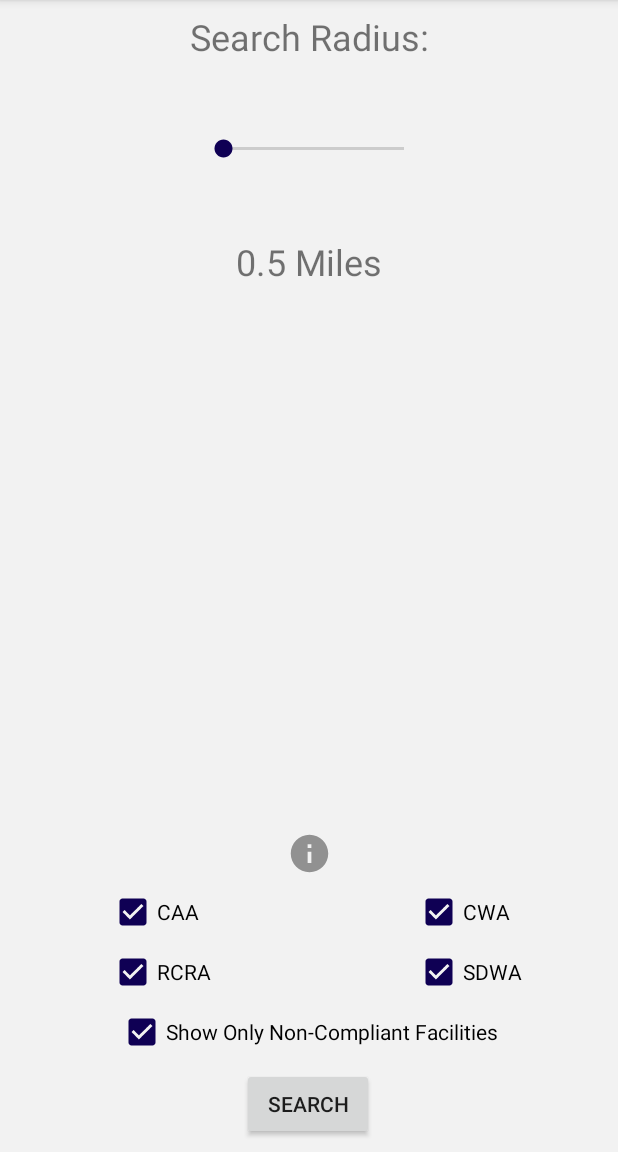
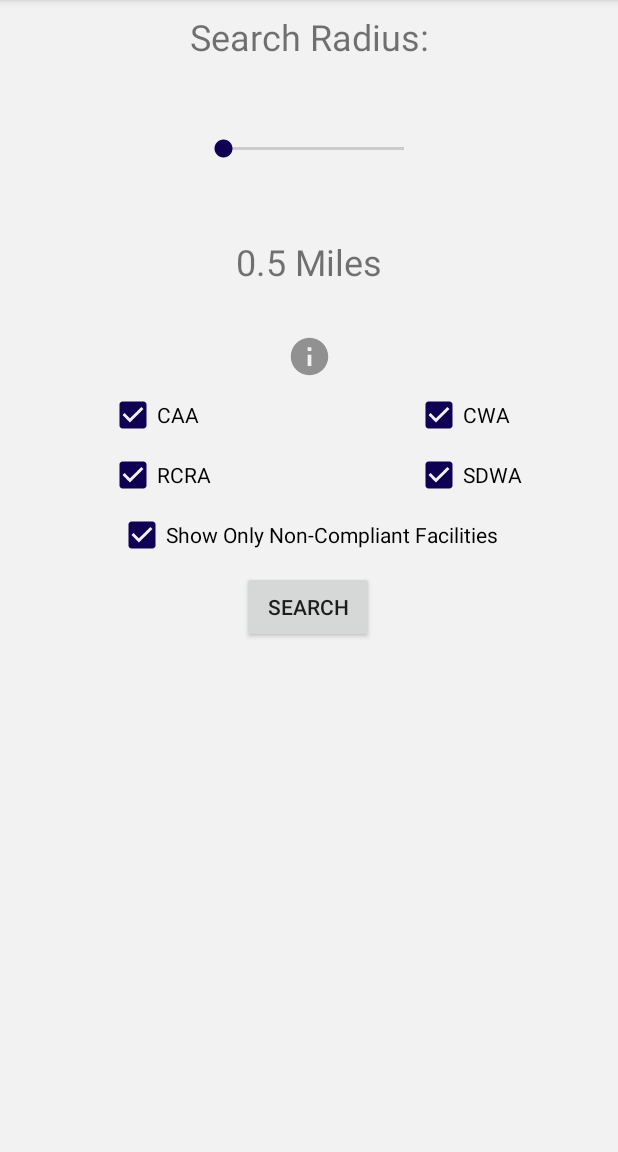
Before and after one commit to aalcorn/Envirosearch, an Android app: the screen it shows after launch (selectActivity), on a phone screen of 412 x 824 dp, the part 84-1236 px from its top. Run offline under Robolectric (Android 15) with nearby library versions, the phone set to English and light mode, and no system bars; our stand-ins replace AdMob; pictures from the network do not load.

Commit message:
Added sound on icon clicks, further improved facility info table design

```diff
--- a/app/src/main/java/com/example/envirosearch/selectActivity.java
+++ b/app/src/main/java/com/example/envirosearch/selectActivity.java
@@ -6,6 +6,9 @@ import android.app.AlertDialog;
 import android.content.DialogInterface;
 import android.content.Intent;
 import android.content.SharedPreferences;
+import android.media.AudioManager;
+import android.media.MediaPlayer;
+import android.media.SoundPool;
 import android.os.Bundle;
 import android.support.v4.app.ActivityCompat;
 import android.support.v7.app.AppCompatActivity;
@@ -35,11 +38,12 @@ public class selectActivity extends AppCompatActivity {
     private CheckBox CWABox;
     private CheckBox RCRABox;
     private CheckBox SDWABox;
-    private AdView adView;
     private double radius = 0.5;
 
     private InterstitialAd mInterstitialAd;
 
+    private SoundPool soundPool;
+    private int popSound;
 
     @Override
     protected void onCreate(Bundle savedInstanceState) {
@@ -52,7 +56,12 @@ public class selectActivity extends AppCompatActivity {
         setSupportActionBar(toolbar);
         requestPermission();
 
+        //initialize sound
+        soundPool = new SoundPool(6,AudioManager.STREAM_MUSIC,0);
 
+        popSound = soundPool.load(this, R.raw.pop,1);
+
+        //get shared preferences - used to see if the user has acknowledged the info is public
         SharedPreferences prefs = getSharedPreferences("prefs", MODE_PRIVATE);
         boolean firstStart = prefs.getBoolean("firstStart", true);
 
@@ -61,6 +70,7 @@ public class selectActivity extends AppCompatActivity {
         }
 
 
+        //initialize adds
         AdView adView = findViewById(R.id.selectAdView);
 
         MobileAds.initialize(this, "ca-app-pub-1127915110935547~5457208872");
@@ -83,13 +93,16 @@ public class selectActivity extends AppCompatActivity {
         RCRABox = findViewById(R.id.RCRABox);
         SDWABox = findViewById(R.id.SDWABox);
 
+        //shows additional info about EPA statutes
         questButton.setOnClickListener(new View.OnClickListener() {
             @Override
             public void onClick(View v) {
+                soundPool.play(popSound,1,1,0,0,1);
                 showMoreInfo();
             }
         });
 
+        //sends parameters to next activity, starts that activity and loads an advertisement while the map is searching
         searchButton.setOnClickListener(new View.OnClickListener() {
             @Override
             public void onClick(View v) {
@@ -116,6 +129,7 @@ public class selectActivity extends AppCompatActivity {
             }
         });
 
+        //updates the textview below the seekbar
         seekBar.setOnSeekBarChangeListener(new SeekBar.OnSeekBarChangeListener() {
             @Override
             public void onProgressChanged(SeekBar seekBar, int progress, boolean fromUser) {
@@ -143,10 +157,12 @@ public class selectActivity extends AppCompatActivity {
 
     }
 
+    //requests permission to use location
     private void requestPermission(){
         ActivityCompat.requestPermissions(this,new String[]{ACCESS_FINE_LOCATION},1);
     }
 
+    //Appears only when the app is first run, or if the user does not acknowledge the info. If that is the case, closes the app
     private void firstStartDia() {
         new AlertDialog.Builder(selectActivity.this)
                 .setTitle("")
@@ -170,6 +186,7 @@ public class selectActivity extends AppCompatActivity {
                 }).create().show();
     }
 
+    //creates an alertdialog that tells the user the information is obtained publicly
     private void showMoreInfo() {
         new AlertDialog.Builder(selectActivity.this)
                 .setTitle("More Info:")
@@ -181,4 +198,11 @@ public class selectActivity extends AppCompatActivity {
                     }
                 }).show();
     }
+
+    @Override
+    protected void onDestroy() {
+        super.onDestroy();
+        soundPool.release();
+        soundPool = null;
+    }
 }
--- a/app/src/main/res/layout/content_select.xml
+++ b/app/src/main/res/layout/content_select.xml
@@ -51,12 +51,12 @@
         android:layout_height="wrap_content"
         android:layout_marginStart="8dp"
         android:layout_marginLeft="8dp"
-        android:layout_marginBottom="8dp"
+        android:layout_marginTop="8dp"
         android:text="Search"
-        app:layout_constraintBottom_toTopOf="@+id/selectAdView"
         app:layout_constraintEnd_toEndOf="parent"
         app:layout_constraintHorizontal_bias="0.485"
-        app:layout_constraintStart_toStartOf="parent" />
+        app:layout_constraintStart_toStartOf="parent"
+        app:layout_constraintTop_toBottomOf="@+id/checkBox" />
 
     <CheckBox
         android:id="@+id/checkBox"
@@ -64,15 +64,15 @@
         android:layout_height="wrap_content"
         android:layout_marginStart="8dp"
         android:layout_marginLeft="8dp"
+        android:layout_marginTop="8dp"
         android:layout_marginEnd="8dp"
         android:layout_marginRight="8dp"
-        android:layout_marginBottom="8dp"
         android:checked="true"
         android:text="Show Only Non-Compliant Facilities"
-        app:layout_constraintBottom_toTopOf="@+id/searchButton"
         app:layout_constraintEnd_toEndOf="parent"
         app:layout_constraintHorizontal_bias="0.496"
-        app:layout_constraintStart_toStartOf="parent" />
+        app:layout_constraintStart_toStartOf="parent"
+        app:layout_constraintTop_toBottomOf="@+id/SDWABox" />
 
     <android.support.constraint.Guideline
         android:id="@+id/guideline"
@@ -87,14 +87,14 @@
         android:layout_height="wrap_content"
         android:layout_marginStart="8dp"
         android:layout_marginLeft="8dp"
+        android:layout_marginTop="8dp"
         android:layout_marginEnd="8dp"
         android:layout_marginRight="8dp"
-        android:layout_marginBottom="8dp"
+        android:checked="true"
         android:text="CAA"
-        android:checked="true"
-        app:layout_constraintBottom_toTopOf="@+id/RCRABox"
         app:layout_constraintEnd_toStartOf="@+id/guideline"
-        app:layout_constraintStart_toStartOf="parent" />
+        app:layout_constraintStart_toStartOf="parent"
+        app:layout_constraintTop_toBottomOf="@+id/questionButton" />
 
     <CheckBox
         android:id="@+id/SDWABox"
@@ -102,14 +102,14 @@
         android:layout_height="wrap_content"
         android:layout_marginStart="16dp"
         android:layout_marginLeft="16dp"
+        android:layout_marginTop="8dp"
         android:layout_marginEnd="8dp"
         android:layout_marginRight="8dp"
-        android:layout_marginBottom="8dp"
+        android:checked="true"
         android:text="SDWA"
-        android:checked="true"
-        app:layout_constraintBottom_toTopOf="@+id/checkBox"
         app:layout_constraintEnd_toEndOf="parent"
-        app:layout_constraintStart_toStartOf="@+id/guideline" />
+        app:layout_constraintStart_toStartOf="@+id/guideline"
+        app:layout_constraintTop_toBottomOf="@+id/CWABox" />
 
     <CheckBox
         android:id="@+id/RCRABox"
@@ -117,14 +117,14 @@
         android:layout_height="wrap_content"
         android:layout_marginStart="16dp"
         android:layout_marginLeft="16dp"
+        android:layout_marginTop="8dp"
         android:layout_marginEnd="8dp"
         android:layout_marginRight="8dp"
-        android:layout_marginBottom="8dp"
+        android:checked="true"
         android:text="RCRA"
-        android:checked="true"
-        app:layout_constraintBottom_toTopOf="@+id/checkBox"
         app:layout_constraintEnd_toStartOf="@+id/guideline"
-        app:layout_constraintStart_toStartOf="parent" />
+        app:layout_constraintStart_toStartOf="parent"
+        app:layout_constraintTop_toBottomOf="@+id/CAABox" />
 
     <CheckBox
         android:id="@+id/CWABox"
@@ -132,14 +132,14 @@
         android:layout_height="wrap_content"
         android:layout_marginStart="8dp"
         android:layout_marginLeft="8dp"
+        android:layout_marginTop="8dp"
         android:layout_marginEnd="8dp"
         android:layout_marginRight="8dp"
-        android:layout_marginBottom="8dp"
+        android:checked="true"
         android:text="CWA"
-        android:checked="true"
-        app:layout_constraintBottom_toTopOf="@+id/SDWABox"
         app:layout_constraintEnd_toEndOf="parent"
-        app:layout_constraintStart_toStartOf="@+id/guideline" />
+        app:layout_constraintStart_toStartOf="@+id/guideline"
+        app:layout_constraintTop_toBottomOf="@+id/questionButton" />
 
     <Button
         android:id="@+id/questionButton"
@@ -147,13 +147,13 @@
         android:layout_height="30dp"
         android:layout_marginStart="8dp"
         android:layout_marginLeft="8dp"
+        android:layout_marginTop="32dp"
         android:layout_marginEnd="8dp"
         android:layout_marginRight="8dp"
-        android:layout_marginBottom="8dp"
         android:background="@drawable/ic_info_black_24dp"
-        app:layout_constraintBottom_toTopOf="@+id/CWABox"
         app:layout_constraintEnd_toEndOf="parent"
-        app:layout_constraintStart_toStartOf="parent" />
+        app:layout_constraintStart_toStartOf="parent"
+        app:layout_constraintTop_toBottomOf="@+id/milesView" />
 
     <com.google.android.gms.ads.AdView
         android:id="@+id/selectAdView"
```
Also changed, not shown: app/src/main/AndroidManifest.xml (+8 -3 lines), app/src/main/java/com/example/envirosearch/MapsActivity.java (+21 -4 lines), app/src/main/res/layout/activity_facil.xml (+28 -28 lines).
